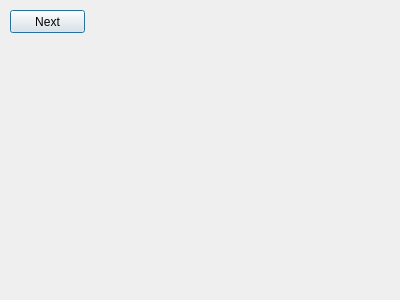
The window that Source Code/TJ's Code/sphumanpaladin.ui (srohr/CEAMS) describes before a commit, drawn with Qt 5.
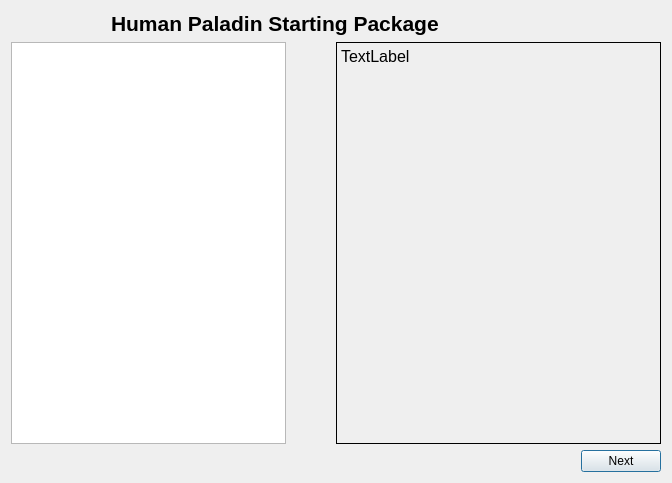
The same window after the commit.

Commit message:
Initial Layouts Complete
I have created all the layouts that were tasked of me and now they only
need to have the buttons and such operational.

```diff
--- a/Source Code/TJ's Code/sphumanpaladin.ui
+++ b/Source Code/TJ's Code/sphumanpaladin.ui
@@ -6,26 +6,143 @@
    <rect>
     <x>0</x>
     <y>0</y>
-    <width>400</width>
-    <height>300</height>
+    <width>672</width>
+    <height>483</height>
    </rect>
   </property>
   <property name="windowTitle">
    <string>Dialog</string>
   </property>
-  <widget class="QPushButton" name="Next">
-   <property name="geometry">
-    <rect>
-     <x>10</x>
-     <y>10</y>
-     <width>75</width>
-     <height>23</height>
-    </rect>
-   </property>
-   <property name="text">
-    <string>Next</string>
-   </property>
-  </widget>
+  <layout class="QVBoxLayout" name="verticalLayout_3">
+   <item>
+    <layout class="QVBoxLayout" name="verticalLayout_2">
+     <item>
+      <layout class="QHBoxLayout" name="horizontalLayout_3">
+       <property name="leftMargin">
+        <number>100</number>
+       </property>
+       <item>
+        <widget class="QLabel" name="label_2">
+         <property name="minimumSize">
+          <size>
+           <width>150</width>
+           <height>25</height>
+          </size>
+         </property>
+         <property name="maximumSize">
+          <size>
+           <width>400</width>
+           <height>25</height>
+          </size>
+         </property>
+         <property name="font">
+          <font>
+           <pointsize>16</pointsize>
+           <weight>75</weight>
+           <bold>true</bold>
+          </font>
+         </property>
+         <property name="text">
+          <string>Human Paladin Starting Package</string>
+         </property>
+        </widget>
+       </item>
+       <item>
+        <spacer name="horizontalSpacer_2">
+         <property name="orientation">
+          <enum>Qt::Horizontal</enum>
+         </property>
+         <property name="sizeHint" stdset="0">
+          <size>
+           <width>198</width>
+           <height>20</height>
+          </size>
+         </property>
+        </spacer>
+       </item>
+      </layout>
+     </item>
+     <item>
+      <layout class="QVBoxLayout" name="verticalLayout">
+       <item>
+        <layout class="QHBoxLayout" name="horizontalLayout_2">
+         <property name="spacing">
+          <number>50</number>
+         </property>
+         <item>
+          <widget class="QListWidget" name="listWidget">
+           <property name="maximumSize">
+            <size>
+             <width>275</width>
+             <height>16777215</height>
+            </size>
+           </property>
+          </widget>
+         </item>
+         <item>
+          <widget class="QLabel" name="label">
+           <property name="sizePolicy">
+            <sizepolicy hsizetype="Preferred" vsizetype="Preferred">
+             <horstretch>0</horstretch>
+             <verstretch>0</verstretch>
+            </sizepolicy>
+           </property>
+           <property name="minimumSize">
+            <size>
+             <width>300</width>
+             <height>300</height>
+            </size>
+           </property>
+           <property name="font">
+            <font>
+             <pointsize>12</pointsize>
+            </font>
+           </property>
+           <property name="frameShape">
+            <enum>QFrame::Box</enum>
+           </property>
+           <property name="text">
+            <string>TextLabel</string>
+           </property>
+           <property name="alignment">
+            <set>Qt::AlignLeading|Qt::AlignLeft|Qt::AlignTop</set>
+           </property>
+           <property name="wordWrap">
+            <bool>true</bool>
+           </property>
+          </widget>
+         </item>
+        </layout>
+       </item>
+       <item>
+        <layout class="QHBoxLayout" name="horizontalLayout">
+         <item>
+          <spacer name="horizontalSpacer">
+           <property name="orientation">
+            <enum>Qt::Horizontal</enum>
+           </property>
+           <property name="sizeHint" stdset="0">
+            <size>
+             <width>348</width>
+             <height>20</height>
+            </size>
+           </property>
+          </spacer>
+         </item>
+         <item>
+          <widget class="QPushButton" name="Next">
+           <property name="text">
+            <string>Next</string>
+           </property>
+          </widget>
+         </item>
+        </layout>
+       </item>
+      </layout>
+     </item>
+    </layout>
+   </item>
+  </layout>
  </widget>
  <resources/>
  <connections/>
```
The commit also changes 12 other files.
